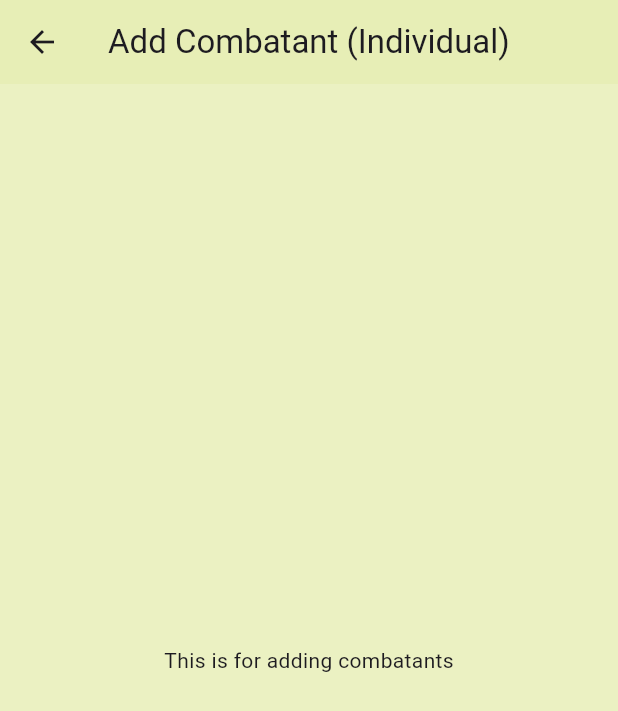
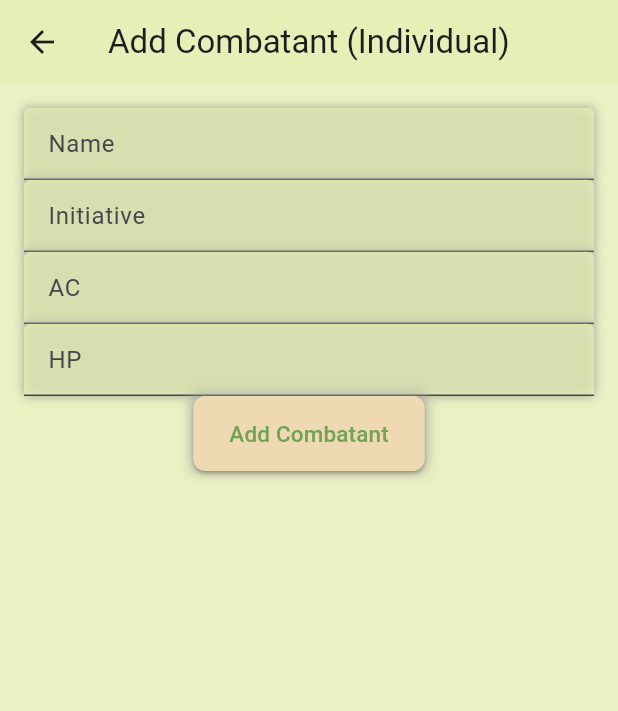
Before and after one commit to carlo-echon/Simple-Initiative-Tracker-App, a Flutter app: the IndivInitiativeScreen screen opened by its route, after a tap on the "add" icon, on a phone screen of 412 x 824 dp. Shown: the top 711 px of the screen. Run offline on Flutter 3.47's test engine with Material 3 defaults, Android fonts, the light colour scheme and no system bars.

Commit message:
Individual initiative + Combat Phase
Adding combatants and sorting them according to initiative order. Combat phase, based on living combatants.

```diff
--- a/lib/screens/add_combatant_indiv_screen.dart
+++ b/lib/screens/add_combatant_indiv_screen.dart
@@ -1,5 +1,11 @@
 import 'package:flutter/material.dart';
+import 'package:provider/provider.dart';
 import 'package:simple_initiative_tracker_app/utils/colors.dart';
+import 'package:simple_initiative_tracker_app/utils/combatant_indiv_provider.dart';
+import 'package:simple_initiative_tracker_app/utils/combatant_indiv.dart';
+import 'package:simple_initiative_tracker_app/widgets/custom_button.dart';
+import 'package:simple_initiative_tracker_app/widgets/custom_textfield.dart';
+
 
 class AddCombatantIndivScreen extends StatefulWidget {
   static String routeName = '/indiv-combatant';
@@ -10,6 +16,33 @@ class AddCombatantIndivScreen extends StatefulWidget {
 }
 
 class _AddCombatantIndivScreenState extends State<AddCombatantIndivScreen> {
+  final TextEditingController _nameController = TextEditingController();
+  final TextEditingController _initiativeController = TextEditingController();
+  final TextEditingController _armorController = TextEditingController();
+  final TextEditingController _healthController = TextEditingController();
+
+  void _submitCombatant(BuildContext context) {
+    final name = _nameController.text;
+    final initiative = int.tryParse(_initiativeController.text);
+    final ac = int.tryParse(_armorController.text) ?? 10;
+    final hp = int.tryParse(_healthController.text) ?? 1;
+
+    if (name.isNotEmpty && initiative != null) {
+      final provider = Provider.of<CombatantProvider>(context, listen: false);
+      provider.addCombatant(IndivCombatant(name, initiative, ac, hp));
+
+      Navigator.pop(context);
+    }
+  }
+
+  @override
+  void dispose() {
+    _armorController.dispose();
+    _initiativeController.dispose();
+    _healthController.dispose();
+    _nameController.dispose();
+    super.dispose();
+  }
 
   @override
   Widget build(BuildContext context) {
@@ -18,9 +51,33 @@ class _AddCombatantIndivScreenState extends State<AddCombatantIndivScreen> {
         title: const Text('Add Combatant (Individual)'),
         backgroundColor: bgColor,
       ),
-      body: const Center(
-        child: Text('This is for adding combatants'),
-      ),
+      body: Padding(
+        padding: const EdgeInsets.all(16.0),
+        child: Column(
+          children: [
+            CustomTextField(
+              controller: _nameController,
+               hintText: 'Name'
+               ),
+            CustomTextField(
+              controller: _initiativeController,
+               hintText: 'Initiative'
+               ),
+            CustomTextField(
+              controller: _armorController,
+               hintText: 'AC'
+               ),
+            CustomTextField(
+              controller: _healthController,
+               hintText: 'HP'
+               ),
+            CustomButton(
+              onPressed: () => _submitCombatant(context),
+               text: "Add Combatant"
+               ),
+          ]
+        ),
+        ),
     );
   }
 }
--- a/lib/screens/indiv_init_screen.dart
+++ b/lib/screens/indiv_init_screen.dart
@@ -1,6 +1,9 @@
 import 'package:flutter/material.dart';
+import 'package:provider/provider.dart';
 import 'package:simple_initiative_tracker_app/screens/add_combatant_indiv_screen.dart';
 import 'package:simple_initiative_tracker_app/utils/colors.dart';
+import 'package:simple_initiative_tracker_app/utils/combatant_indiv_provider.dart';
+import 'package:simple_initiative_tracker_app/widgets/custom_dialog_edit_hp.dart';
 
 class IndivInitiativeScreen extends StatefulWidget {
   static String routeName = '/indiv-initiative';
@@ -12,27 +15,104 @@ class IndivInitiativeScreen extends StatefulWidget {
 
 class _IndivInitiativeScreenState extends State<IndivInitiativeScreen> {
 
+   int? _currentTurnIndex;
+
+  void _advanceTurn() {
+    final provider = Provider.of<CombatantProvider>(context, listen: false);
+    final combatants = provider.combatants.where((c) => !c.isDead).toList();
+
+    if (combatants.isNotEmpty) {
+      setState(() {
+        if (_currentTurnIndex == null) {
+          // Start at the first alive combatant
+          _currentTurnIndex = 0;
+        } else {
+          // Move to the next combatant in the list
+          _currentTurnIndex = (_currentTurnIndex! + 1) % combatants.length;
+        }
+      });
+
+    }
+  }
+
+    void _editHp(BuildContext context, int index, int currentHp) {
+    showDialog(
+      context: context,
+      builder: (context) => EditHPDialog(
+        initialHp: currentHp,
+        onHpUpdated: (newHp, isDead) {
+          final provider = Provider.of<CombatantProvider>(context, listen: false);
+          provider.updateHp(index, newHp, isDead: isDead);
+        },
+      ),
+    );
+  }
+
   void addCombatantIndiv(BuildContext context) {
     Navigator.pushNamed(context, AddCombatantIndivScreen.routeName);
   }
 
   @override
   Widget build(BuildContext context) {
+
+    final combatants = Provider.of<CombatantProvider>(context).combatants;
+
     return Scaffold(
       appBar: AppBar(
         title: const Text('Individual Initiative Tracker'),
         actions: <Widget> [
           IconButton(
-            onPressed: () => addCombatantIndiv(context) ,//onPressed
+            onPressed: () => addCombatantIndiv(context) ,
             tooltip: 'Add a combatant',
              icon: const Icon(Icons.add)
              ),
         ],
         backgroundColor: bgColor,
       ),
-      body: const Center(
-        child: Text('This is the list view of the combatants'),
-      ),
-    );
+      body: Center(
+        child: ListView.separated(
+          itemBuilder: (BuildContext context, int index) {
+            final combatant = combatants[index];
+            final isCurrentTurn = _currentTurnIndex == index;
+
+            return Container(
+              color: isCurrentTurn ? Colors.amber.withOpacity(0.3) : Colors.transparent,
+              child: ListTile(
+              title: Text(
+                combatant.name,
+                style: TextStyle(
+                  decoration: combatant.isDead ? TextDecoration.lineThrough : null
+                ),
+                ),
+              subtitle: Text('Initiative: ${combatant.initiative}, AC: ${combatant.ac}, HP: ${combatant.hp}'),
+              onTap: () => _editHp(context, index, combatant.hp),
+            ),
+            );
+          },
+          separatorBuilder: (BuildContext context, int index) => const Divider(color: Colors.black54,),
+          itemCount: combatants.length,
+            ),
+        ),
+        bottomNavigationBar: Padding(
+          padding: const EdgeInsets.all(16.0),
+          child: ElevatedButton(
+            onPressed: _advanceTurn,
+            child: Text(
+              _currentTurnIndex == null ? 'Start Combat' : 'Next Turn',
+            ),
+          )
+        ),
+
+      //ListView.separated(
+          //itemCount: combatants.length,
+          //itemBuilder: (context, index) {
+            //final combatant = combatants[index];
+            //return ListTile(
+            //  title: Text(combatant.name),
+            //  subtitle: Text('Initiative: ${combatant.initiative}'),
+            //);
+          //},
+        //);
+      );
   }
 }
--- a/lib/utils/combatant_indiv.dart
+++ b/lib/utils/combatant_indiv.dart
@@ -2,6 +2,8 @@ class IndivCombatant {
   final String name;
   final int initiative;
   final int ac;
+  int hp;
+  bool isDead;
 
-  IndivCombatant(this.name, this.initiative);
+  IndivCombatant(this.name, this.initiative, this.ac, this.hp, {this.isDead = false});
 }
--- /dev/null
+++ b/lib/widgets/custom_textfield.dart
@@ -0,0 +1,32 @@
+import 'package:flutter/material.dart';
+import 'package:simple_initiative_tracker_app/utils/colors.dart';
+
+class CustomTextField extends StatelessWidget {
+  final TextEditingController controller;
+  final String hintText;
+
+  const CustomTextField({Key? key, required this.controller, required this.hintText}) : super(key: key);
+
+  @override
+  Widget build(BuildContext context) {
+    return Container(
+      decoration: const BoxDecoration(
+        boxShadow: [
+          BoxShadow(
+            color: Colors.grey,
+            blurRadius: 5,
+            spreadRadius: 0,
+          ),
+        ]
+      ),
+      child: TextField(
+        controller: controller,
+        decoration: InputDecoration(
+          fillColor: bgColor,
+          filled: true,
+          hintText: hintText,
+        ),
+      ),
+    );
+  }
+}
--- a/pubspec.yaml
+++ b/pubspec.yaml
@@ -9,6 +9,7 @@ environment:
 dependencies:
   flutter:
     sdk: flutter
+  provider: ^5.0.0
   flutter_launcher_icons: ^0.13.1
 
 dev_dependencies:
```
Also changed, not shown: lib/main.dart (+9 -2 lines), lib/utils/combatant_indiv_provider.dart (+10 -0 lines), lib/widgets/custom_dialog_edit_hp.dart (added, +71 -0 lines), lib/widgets/custom_dialog_end_combat.dart (added), pubspec.lock.
